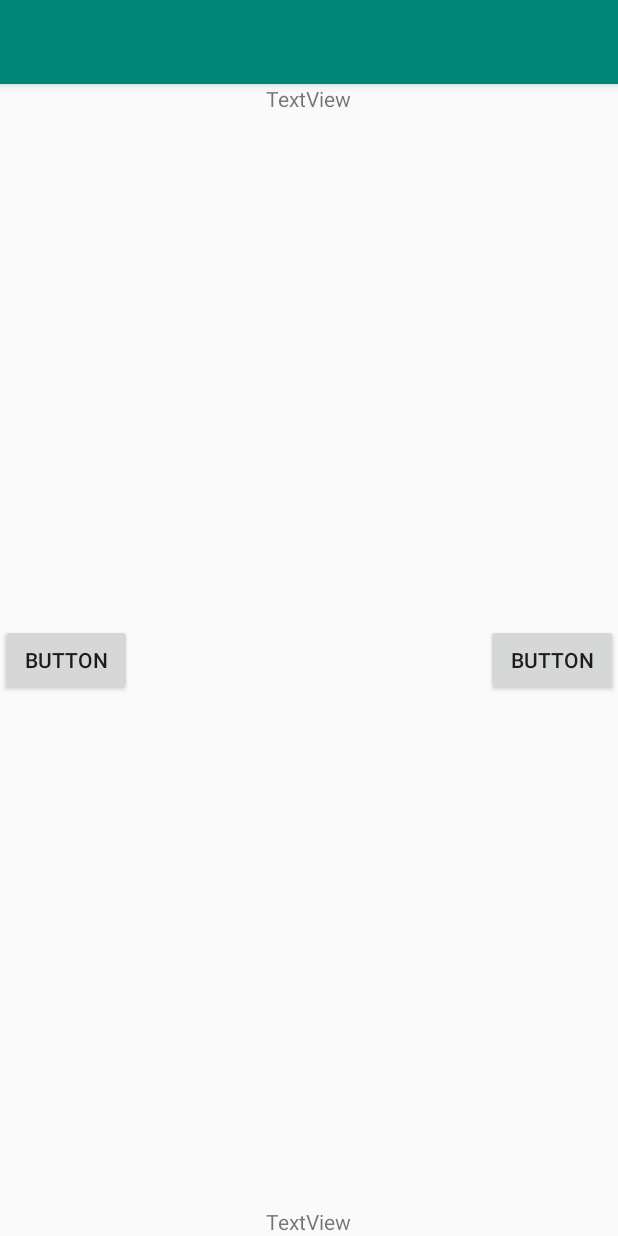
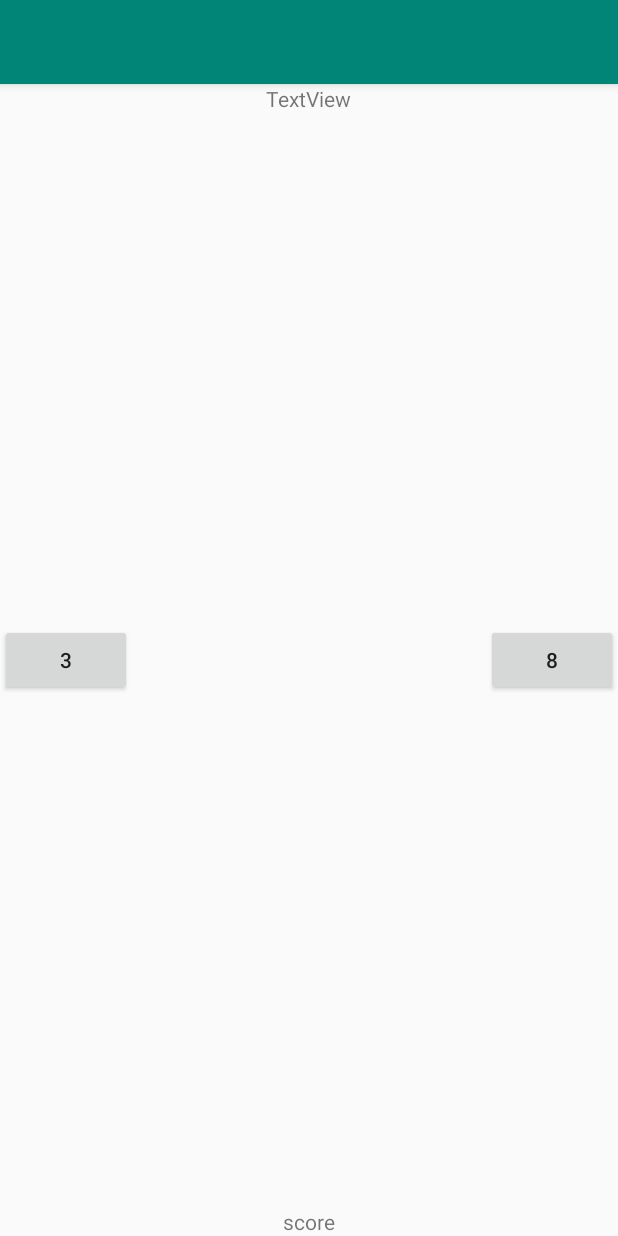
Before and after one commit to wk75548305/calculator, an Android app: the screen it shows after launch (MainActivity), on a phone screen of 412 x 824 dp. Run offline under Robolectric (Android 15) with nearby library versions, the phone set to English and light mode, and no system bars.

Commit message:
java ex 1 finished

```diff
--- a/HelloWorldApplication/app/src/main/java/com/chuhai/helloworldapplication/MainActivity.java
+++ b/HelloWorldApplication/app/src/main/java/com/chuhai/helloworldapplication/MainActivity.java
@@ -4,16 +4,31 @@ import androidx.appcompat.app.AppCompatActivity;
 
 import android.os.Bundle;
 import android.view.View;
+import android.widget.Button;
+/*import android.widget.TextView;*/
+import android.widget.TextView;
+import android.widget.Toast;
 
-import java.util.Random;
+/*import java.util.Random;*/
 
 public class MainActivity extends AppCompatActivity {
 
     // Sets up initial points and random numbers on the buttons.
+
+    private Button leftbutton;
+    private Button rightbutton;
+    private int score = 0;
+    private int leftvalue = 0;
+    private int rightvalue = 0;
+
     @Override
     protected void onCreate(Bundle savedInstanceState) {
         super.onCreate(savedInstanceState);
         setContentView(R.layout.activity_main);
+
+        score = 0;
+        pickRandomNumbers();
+
 
         // TODO: initialize the point to 0,
         //       and call function pickRandomNumbers
@@ -22,20 +37,32 @@ public class MainActivity extends AppCompatActivity {
     private void pickRandomNumbers() {
         // TODO: Chooses two random numbers from 0-9 and
         //       places them on the left/right buttons.
-        Random rand = new Random();
-        int n = rand.nextInt(50);
+        leftbutton = findViewById(R.id.theleftbutton);
+        rightbutton = findViewById(R.id.therightbutton);
+
+        do {
+            leftvalue = (int) (Math.random() * (10));
+            rightvalue = (int) (Math.random() * (10));
+        } while (leftvalue == rightvalue);
+
+        leftbutton.setText(String.valueOf(leftvalue));
+        rightbutton.setText(String.valueOf(rightvalue));
     }
 
     // Called when the left number button is clicked.
     public void leftButtonClick(View view) {
         // TODO: Call the function buttonClickHelper and
         //       specify isLeft = true
+        boolean isLeft = true;
+        buttonClickHelper(isLeft);
     }
 
     // Called when the right number button is clicked.
     public void rightButtonClick(View view) {
         // TODO: Call the function buttonClickHelper and
         //       specify isLeft = false
+        boolean isLeft = false;
+        buttonClickHelper(isLeft);
     }
 
     // A helper to handle a click on the left or right button,
@@ -47,10 +74,42 @@ public class MainActivity extends AppCompatActivity {
         // If larger, increment the point by 1, and show the message “Great Job”
         // Otherwise, decrement the point by 1, and show the message “Wrong ans”
 
+
+
+        if(isLeft == true){
+
+            if (leftvalue > rightvalue){
+                Toast.makeText(this, "Great Job", Toast.LENGTH_SHORT).show();
+                score ++;
+            }
+            else {
+                Toast.makeText(this, "nah", Toast.LENGTH_SHORT).show();
+                score --;
+            }
+        }
+
+
+        if(isLeft == false){
+
+            if (leftvalue < rightvalue){
+                Toast.makeText(this, "Great Job", Toast.LENGTH_SHORT).show();
+                score ++;
+            }
+            else {
+                Toast.makeText(this, "nah", Toast.LENGTH_SHORT).show();
+                score --;
+
+                if(score < 0)
+                    score = 0;
+            }
+        }
         // TODO: update display of points
 
+        ((TextView)findViewById(R.id.scores)).setText(String.valueOf(score));
 
         // TODO: choose two new random numbers for next round
+
+        pickRandomNumbers();
     }
 
 }
--- a/HelloWorldApplication/app/src/main/res/layout/activity_main.xml
+++ b/HelloWorldApplication/app/src/main/res/layout/activity_main.xml
@@ -7,7 +7,7 @@
     tools:context="com.chuhai.helloworldapplication.MainActivity">
 
     <Button
-        android:id="@+id/button2"
+        android:id="@+id/theleftbutton"
         android:layout_width="wrap_content"
         android:layout_height="wrap_content"
         android:layout_centerVertical="true"
@@ -15,15 +15,15 @@
         android:text="Button" />
 
     <TextView
-        android:id="@+id/textView4"
+        android:id="@+id/scores"
         android:layout_width="wrap_content"
         android:layout_height="wrap_content"
         android:layout_alignParentBottom="true"
         android:layout_centerHorizontal="true"
-        android:text="TextView" />
+        android:text="score" />
 
     <Button
-        android:id="@+id/button3"
+        android:id="@+id/therightbutton"
         android:layout_width="wrap_content"
         android:layout_height="wrap_content"
         android:layout_alignParentRight="true"
```
